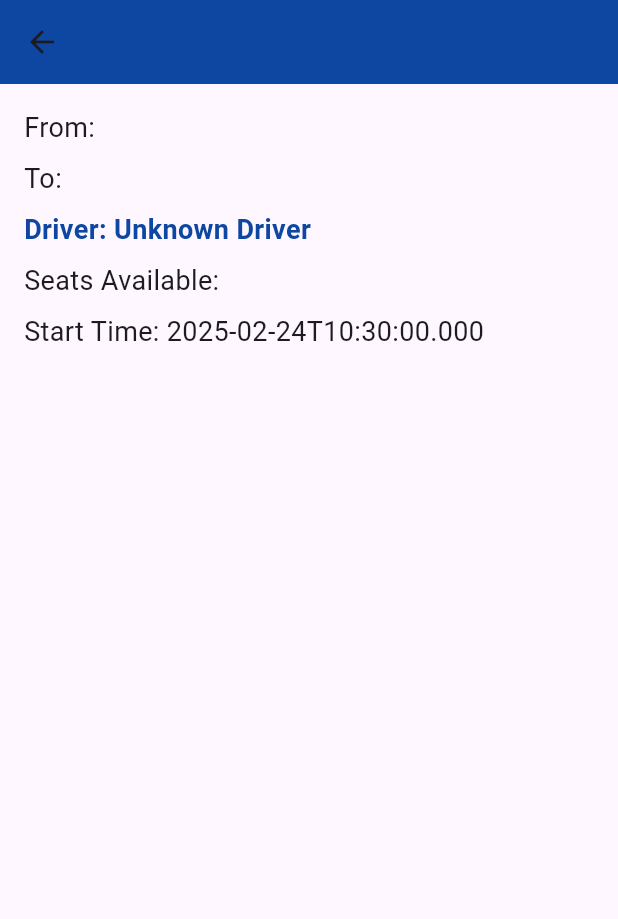
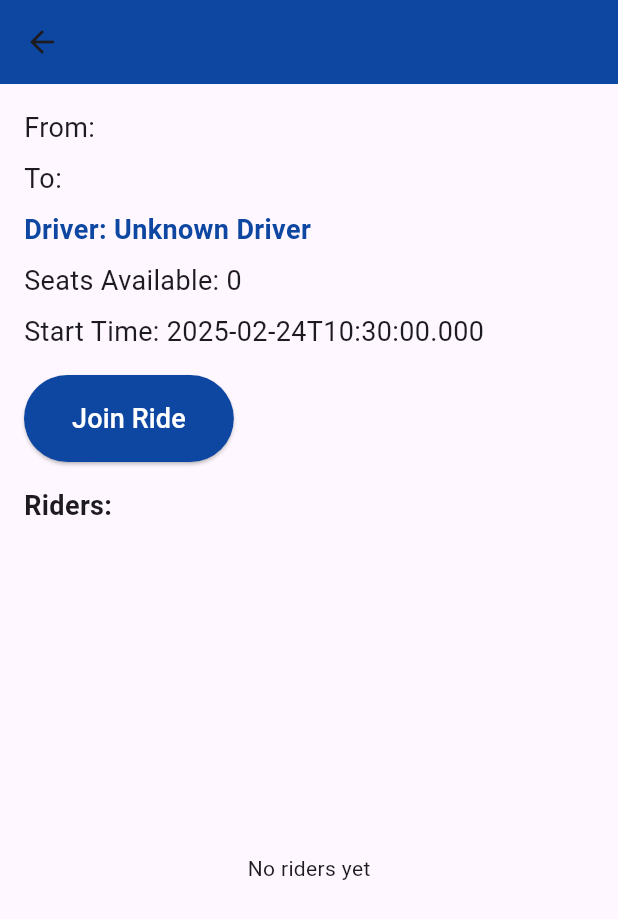
Before and after one commit to nightskycomet/VPool_Senior_Project, a Flutter app: the RideDetailsPage screen opened directly with empty values, on a phone screen of 412 x 824 dp. Shown: the top 919 px of the screen. Run offline on Flutter 3.47's test engine with Material 3 defaults, Android fonts, the phone set to English and light mode, and no system bars; our stand-ins replace firebase_auth, firebase_core, firebase_database; accounts and stored records are empty; network calls fail.

Commit message:
Added features
- Ride detail page with a join and leave ride button

```diff
--- /dev/null
+++ b/lib/screens/Main/ride_details_page.dart
@@ -0,0 +1,237 @@
+import 'package:firebase_auth/firebase_auth.dart';
+import 'package:flutter/material.dart';
+import 'package:firebase_database/firebase_database.dart';
+import 'package:vpool/screens/Main/profile_page.dart';
+
+class RideDetailsPage extends StatefulWidget {
+  final Map<String, dynamic> ride;
+
+  RideDetailsPage({super.key, required this.ride});
+
+  @override
+  _RideDetailsPageState createState() => _RideDetailsPageState();
+}
+
+class _RideDetailsPageState extends State<RideDetailsPage> {
+  final FirebaseAuth _auth = FirebaseAuth.instance;
+  final DatabaseReference _rideDatabase = FirebaseDatabase.instance.ref().child('rides');
+  final DatabaseReference _userDatabase = FirebaseDatabase.instance.ref().child('Users');
+  bool _isLoading = false;
+  bool _isUserInRide = false;
+
+  @override
+  void initState() {
+    super.initState();
+    _checkIfUserInRide();
+  }
+
+  Future<void> _checkIfUserInRide() async {
+    final userId = _auth.currentUser!.uid;
+    final snapshot = await _rideDatabase.child(widget.ride["id"]).child("riders").get();
+
+    if (snapshot.exists) {
+      final riders = Map<String, dynamic>.from(snapshot.value as Map);
+      setState(() {
+        _isUserInRide = riders.containsKey(userId);
+      });
+    }
+  }
+
+  Future<String> _fetchDriverName(String driverId) async {
+    final snapshot = await _userDatabase.child(driverId).child("name").get();
+    return snapshot.exists ? snapshot.value as String : "Unknown Driver";
+  }
+
+  Future<void> _joinRide() async {
+    setState(() => _isLoading = true);
+
+    final rideId = widget.ride["id"];
+    final userId = _auth.currentUser!.uid;
+
+    try {
+      final rideSnapshot = await _rideDatabase.child(rideId).get();
+      if (!rideSnapshot.exists) {
+        ScaffoldMessenger.of(context).showSnackBar(SnackBar(content: Text('Ride not found')));
+        return;
+      }
+
+      final rideData = Map<String, dynamic>.from(rideSnapshot.value as Map);
+      final availableSeats = int.tryParse(rideData["availableSeats"].toString()) ?? 0;
+
+      if (availableSeats <= 0) {
+        ScaffoldMessenger.of(context).showSnackBar(SnackBar(content: Text('No available seats')));
+        return;
+      }
+
+      final userSnapshot = await _userDatabase.child(userId).child("name").get();
+      final userName = userSnapshot.exists ? userSnapshot.value as String : "Unknown User";
+
+      final updatedRideData = {
+        ...rideData,
+        "availableSeats": (availableSeats - 1).toString(),
+        "riders": {
+          ...(rideData["riders"] ?? {}), // Preserve existing riders
+          userId: userName, // Add new rider
+        },
+      };
+
+      await _rideDatabase.child(rideId).set(updatedRideData);
+
+      ScaffoldMessenger.of(context).showSnackBar(SnackBar(content: Text('You have joined the ride!')));
+      setState(() {
+        _isUserInRide = true;
+      });
+    } catch (e) {
+      ScaffoldMessenger.of(context).showSnackBar(SnackBar(content: Text('Error joining ride: $e')));
+    } finally {
+      setState(() => _isLoading = false);
+    }
+  }
+
+  Future<void> _leaveRide() async {
+    setState(() => _isLoading = true);
+
+    final rideId = widget.ride["id"];
+    final userId = _auth.currentUser!.uid;
+
+    try {
+      final rideSnapshot = await _rideDatabase.child(rideId).get();
+      if (!rideSnapshot.exists) {
+        ScaffoldMessenger.of(context).showSnackBar(SnackBar(content: Text('Ride not found')));
+        return;
+      }
+
+      final rideData = Map<String, dynamic>.from(rideSnapshot.value as Map);
+      final riders = Map<String, dynamic>.from(rideData["riders"] ?? {});
+
+      if (!riders.containsKey(userId)) {
+        ScaffoldMessenger.of(context).showSnackBar(SnackBar(content: Text('You are not in this ride')));
+        return;
+      }
+
+      riders.remove(userId); // Remove user from riders
+
+      final updatedRideData = {
+        ...rideData,
+        "availableSeats": (int.parse(rideData["availableSeats"]) + 1).toString(),
+        "riders": riders,
+      };
+
+      await _rideDatabase.child(rideId).set(updatedRideData);
+
+      ScaffoldMessenger.of(context).showSnackBar(SnackBar(content: Text('You have left the ride!')));
+      setState(() {
+        _isUserInRide = false;
+      });
+    } catch (e) {
+      ScaffoldMessenger.of(context).showSnackBar(SnackBar(content: Text('Error leaving ride: $e')));
+    } finally {
+      setState(() => _isLoading = false);
+    }
+  }
+
+  Future<Map<String, dynamic>> _fetchRiders() async {
+    final snapshot = await _rideDatabase.child(widget.ride["id"]).child("riders").get();
+    return snapshot.exists ? Map<String, dynamic>.from(snapshot.value as Map) : {};
+  }
+
+  @override
+  Widget build(BuildContext context) {
+    return Scaffold(
+      appBar: AppBar(
+        title: Text(widget.ride["carModel"] ?? 'Ride Details'),
+        backgroundColor: Colors.blue.shade900,
+      ),
+      body: Padding(
+        padding: EdgeInsets.all(16),
+        child: Column(
+          crossAxisAlignment: CrossAxisAlignment.start,
+          children: [
+            Text('From: ${widget.ride["startLocation"]}', style: TextStyle(fontSize: 18)),
+            SizedBox(height: 8),
+            Text('To: ${widget.ride["endLocation"]}', style: TextStyle(fontSize: 18)),
+            SizedBox(height: 8),
+            FutureBuilder<String>(
+              future: _fetchDriverName(widget.ride["driverId"]),
+              builder: (context, snapshot) {
+                return GestureDetector(
+                  onTap: () {
+                    Navigator.push(
+                      context,
+                      MaterialPageRoute(builder: (context) => ProfilePage(userId: widget.ride["driverId"])),
+                    );
+                  },
+                  child: Text(
+                    'Driver: ${snapshot.data ?? "Loading..."}',
+                    style: TextStyle(fontSize: 18, color: Colors.blue.shade900, fontWeight: FontWeight.bold),
+                  ),
+                );
+              },
+            ),
+            SizedBox(height: 8),
+            Text('Seats Available: ${widget.ride["availableSeats"]}', style: TextStyle(fontSize: 18)),
+            SizedBox(height: 8),
+            Text('Start Time: ${widget.ride["startTime"]}', style: TextStyle(fontSize: 18)),
+            SizedBox(height: 16),
+
+            // Conditionally render "Join Ride" or "Leave Ride" button
+            _isUserInRide
+                ? ElevatedButton(
+                    onPressed: _isLoading ? null : _leaveRide,
+                    style: ElevatedButton.styleFrom(
+                      backgroundColor: Colors.red,
+                      padding: EdgeInsets.symmetric(horizontal: 32, vertical: 16),
+                    ),
+                    child: _isLoading
+                        ? CircularProgressIndicator(color: Colors.white)
+                        : Text('Leave Ride', style: TextStyle(fontSize: 18, color: Colors.white)),
+                  )
+                : ElevatedButton(
+                    onPressed: _isLoading ? null : _joinRide,
+                    style: ElevatedButton.styleFrom(
+                      backgroundColor: Colors.blue.shade900,
+                      padding: EdgeInsets.symmetric(horizontal: 32, vertical: 16),
+                    ),
+                    child: _isLoading
+                        ? CircularProgressIndicator(color: Colors.white)
+                        : Text('Join Ride', style: TextStyle(fontSize: 18, color: Colors.white)),
+                  ),
+
+            SizedBox(height: 16),
+            Text('Riders:', style: TextStyle(fontSize: 18, fontWeight: FontWeight.bold)),
+            Expanded(
+              child: FutureBuilder<Map<String, dynamic>>(
+                future: _fetchRiders(),
+                builder: (context, snapshot) {
+                  if (!snapshot.hasData || snapshot.data!.isEmpty) {
+                    return Center(child: Text('No riders yet'));
+                  }
+
+                  final riders = snapshot.data!;
+                  return ListView.builder(
+                    itemCount: riders.length,
+                    itemBuilder: (context, index) {
+                      final riderId = riders.keys.elementAt(index);
+                      final riderName = riders[riderId];
+
+                      return ListTile(
+                        leading: Icon(Icons.person, color: Colors.blue.shade900),
+                        title: Text(riderName),
+                        onTap: () {
+                          Navigator.push(
+                            context,
+                            MaterialPageRoute(builder: (context) => ProfilePage(userId: riderId)),
+                          );
+                        },
+                      );
+                    },
+                  );
+                },
+              ),
+            ),
+          ],
+        ),
+      ),
+    );
+  }
+}
--- a/lib/screens/Main/rides_page.dart
+++ b/lib/screens/Main/rides_page.dart
@@ -1,6 +1,6 @@
 import 'package:flutter/material.dart';
 import 'package:firebase_database/firebase_database.dart';
-import 'package:vpool/screens/Main/profile_page.dart';
+import 'package:vpool/screens/Main/ride_details_page.dart';
 
 class RidesPage extends StatelessWidget {
   const RidesPage({super.key});
@@ -24,18 +24,11 @@ class RidesPage extends StatelessWidget {
             return Center(child: Text('No available rides'));
           }
 
-          final Map<dynamic, dynamic> ridesMap = snapshot.data!.snapshot.value as Map<dynamic, dynamic>;
+          final ridesMap = Map<String, dynamic>.from(snapshot.data!.snapshot.value as Map);
           final ridesList = ridesMap.entries.map((entry) {
-            final ride = entry.value as Map<dynamic, dynamic>;
-            return {
-              "id": entry.key,
-              "availableSeats": ride["availableSeats"],
-              "carModel": ride["carModel"],
-              "driverId": ride["driverId"],
-              "endLocation": ride["endLocation"],
-              "startLocation": ride["startLocation"],
-              "startTime": ride["startTime"],
-            };
+            final ride = Map<String, dynamic>.from(entry.value);
+            ride["id"] = entry.key; // Add ride ID
+            return ride;
           }).toList();
 
           return ListView.builder(
@@ -53,7 +46,7 @@ class RidesPage extends StatelessWidget {
                     Navigator.push(
                       context,
                       MaterialPageRoute(
-                        builder: (context) => RideDetailsPage(ride: ride),
+                        builder: (context) => RideDetailsPage(ride: ride), // ✅ Pass ride data
                       ),
                     );
                   },
@@ -66,67 +59,3 @@ class RidesPage extends StatelessWidget {
     );
   }
 }
-
-class RideDetailsPage extends StatelessWidget {
-  final Map<dynamic, dynamic> ride;
-  final DatabaseReference _userDatabase = FirebaseDatabase.instance.ref().child('Users');
-
-  RideDetailsPage({super.key, required this.ride});
-
-  Future<String> _fetchDriverName(String driverId) async {
-    final snapshot = await _userDatabase.child(driverId).child("name").get();
-    if (snapshot.exists) {
-      return snapshot.value as String;
-    }
-    return "Unknown Driver";
-  }
-
-  @override
-  Widget build(BuildContext context) {
-    return Scaffold(
-      appBar: AppBar(
-        title: Text(ride["carModel"] ?? 'Ride Details'),
-        backgroundColor: Colors.blue.shade900,
-      ),
-      body: Padding(
-        padding: EdgeInsets.all(16),
-        child: Column(
-          crossAxisAlignment: CrossAxisAlignment.start,
-          children: [
-            Text('From: ${ride["startLocation"]}', style: TextStyle(fontSize: 18)),
-            SizedBox(height: 8),
-            Text('To: ${ride["endLocation"]}', style: TextStyle(fontSize: 18)),
-            SizedBox(height: 8),
-            FutureBuilder<String>(
-              future: _fetchDriverName(ride["driverId"]),
-              builder: (context, snapshot) {
-                if (snapshot.connectionState == ConnectionState.waiting) {
-                  return Text('Driver: Loading...', style: TextStyle(fontSize: 18));
-                }
-                return GestureDetector(
-                  onTap: () {
-                    // Navigate to the driver's profile page when tapped
-                    Navigator.push(
-                      context,
-                      MaterialPageRoute(
-                        builder: (context) => ProfilePage(userId: ride["driverId"]),
-                      ),
-                    );
-                  },
-                  child: Text(
-                    'Driver: ${snapshot.data}',
-                    style: TextStyle(fontSize: 18, color: Colors.blue.shade900, fontWeight: FontWeight.bold),
-                  ),
-                );
-              },
-            ),
-            SizedBox(height: 8),
-            Text('Seats Available: ${ride["availableSeats"]}', style: TextStyle(fontSize: 18)),
-            SizedBox(height: 8),
-            Text('Start Time: ${ride["startTime"]}', style: TextStyle(fontSize: 18)),
-          ],
-        ),
-      ),
-    );
-  }
-}
```
Also changed, not shown: lib/screens/home_page.dart (+6 -6 lines).
